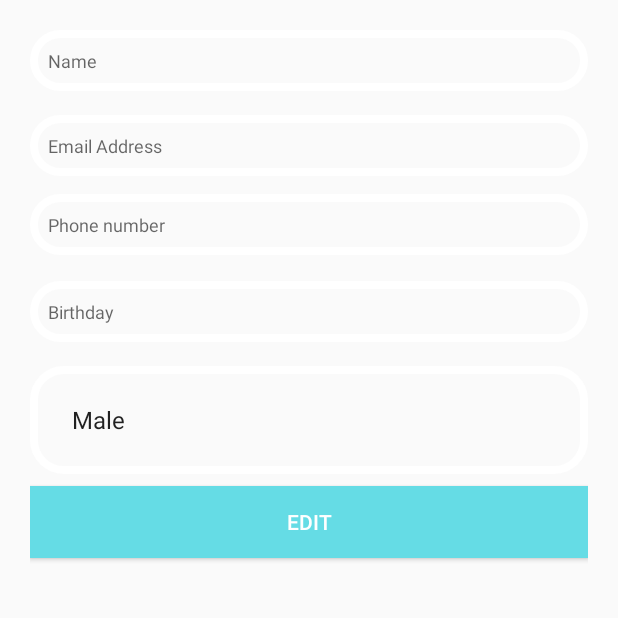
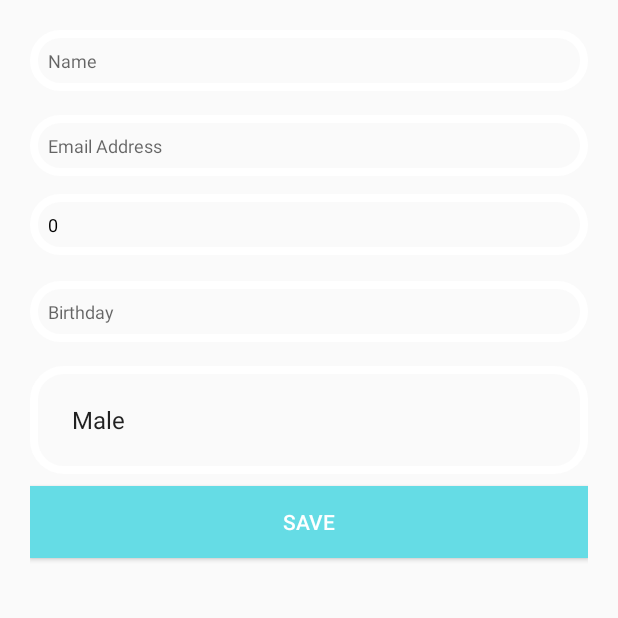
Before and after one commit to Jy-Yang22/Mobile_Assignment, an Android app: the screen it shows after launch (editProfileView), after a tap on "LOG IN", on a phone screen of 412 x 824 dp, the top half of it. Run offline under Robolectric (Android 15) with nearby library versions, the phone set to English and light mode, and no system bars; Roboto replaces fonts that are not available here.

Commit message:
commit by saiseng

```diff
--- a/app/src/main/java/com/example/dream_cookery/editProfileView.java
+++ b/app/src/main/java/com/example/dream_cookery/editProfileView.java
@@ -6,6 +6,7 @@ import android.content.SharedPreferences;
 import android.graphics.Color;
 import android.graphics.drawable.ColorDrawable;
 import android.os.Bundle;
+import android.preference.PreferenceManager;
 import android.util.Log;
 import android.view.View;
 import android.widget.AdapterView;
@@ -27,12 +28,12 @@ public class editProfileView extends AppCompatActivity implements AdapterView.On
 
     private static final String TAG = editProfileView.class.getSimpleName();
 
-    private TextView profileDetailName;
-    private EditText profileEditName;
-    private Button saveButton;
-    public static final String SHARED_PREFS = "com.example.dream_cookery";
-    public static final String TEXT = "text";
-    private String text;
+    Button Save;
+    EditText editName, editEmail, editPhone;
+    String eName;
+    String eEmail;
+    int ePhone;
+
     private TextView mDisplayDate;
     private DatePickerDialog.OnDateSetListener mDateSetListener;
 
@@ -42,6 +43,34 @@ public class editProfileView extends AppCompatActivity implements AdapterView.On
             super.onCreate(savedInstanceState);
             setContentView(R.layout.edit_profile);
 
+            Save = (Button)findViewById(R.id.save_Button);
+            editName = (EditText)findViewById(R.id.profile_name);
+            editEmail = (EditText)findViewById(R.id.profile_email);
+            editPhone = (EditText)findViewById(R.id.profile_phone);
+
+            SharedPreferences prefs = PreferenceManager.getDefaultSharedPreferences(this);
+
+            String e_Name = prefs.getString("eName","");
+            editName.setText(e_Name);
+            String e_Email = prefs.getString("eEmail","");
+            editEmail.setText(e_Email);
+            int e_Phone = prefs.getInt("ePhone", 0);
+            editPhone.setText(""+e_Phone);
+
+            Save.setOnClickListener(new View.OnClickListener(){
+                @Override
+                public void onClick(View v){
+                    eName = editName.getText().toString();
+                    eEmail = editEmail.getText().toString();
+                    ePhone = Integer.parseInt(editPhone.getText().toString());
+                    SharedPreferences prefs = PreferenceManager.getDefaultSharedPreferences(editProfileView.this);
+                    SharedPreferences.Editor editor = prefs.edit();
+                    editor.putString("eName",eName);
+                    editor.putString("eEmail",eEmail);
+                    editor.putInt("ePhone", ePhone);
+                    editor.apply();
+                }
+            });
             Spinner spin = (Spinner) findViewById(R.id.gender);
             spin.setOnItemSelectedListener(this);
 
@@ -92,10 +121,10 @@ public class editProfileView extends AppCompatActivity implements AdapterView.On
     {
     }
 
-    public void BackToProfile(View arg0) {
+    /*public void BackToProfile(View arg0) {
         Intent it1 = new Intent(getApplicationContext(), profilePageView.class);
         startActivity(it1);
         Toast.makeText(getApplicationContext(),"Edit successful",Toast.LENGTH_SHORT).show();
-    }
+    }*/
 
 }
--- a/app/src/main/res/layout/edit_profile.xml
+++ b/app/src/main/res/layout/edit_profile.xml
@@ -84,14 +84,14 @@
         android:textSize="12sp" />
 
     <Button
-        android:id="@+id/edit_button"
+        android:id="@+id/save_Button"
         android:layout_width="match_parent"
         android:layout_height="wrap_content"
         android:layout_marginTop="8sp"
         android:background="@color/colorPrimaryDark"
         android:padding="12sp"
         android:onClick="BackToProfile"
-        android:text="@string/edit_button"
+        android:text="@string/save"
         android:textColor="@color/white" />
 
 
```
